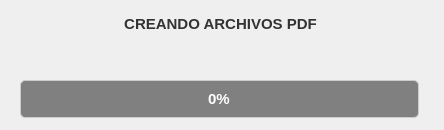
Old version of the form GUI/Loading.ui in the repository OriC28/NotasExpress.
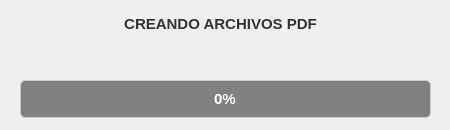
New version of the form. Icons and pictures are not drawn.

Commit message: Update loading window

The edit to the form file:
```diff
--- a/GUI/Loading.ui
+++ b/GUI/Loading.ui
@@ -6,19 +6,19 @@
    <rect>
     <x>0</x>
     <y>0</y>
-    <width>444</width>
+    <width>450</width>
     <height>130</height>
    </rect>
   </property>
   <property name="minimumSize">
    <size>
-    <width>444</width>
+    <width>450</width>
     <height>130</height>
    </size>
   </property>
   <property name="maximumSize">
    <size>
-    <width>444</width>
+    <width>450</width>
     <height>130</height>
    </size>
   </property>
@@ -57,7 +57,7 @@
     <rect>
      <x>20</x>
      <y>80</y>
-     <width>399</width>
+     <width>411</width>
      <height>38</height>
     </rect>
    </property>
```
